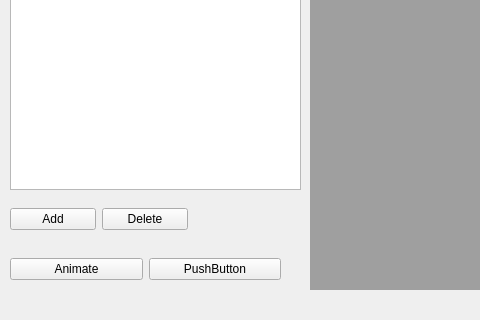
The window that src/QT/cmaingui.ui (bkloppenborg/simtoi) describes before a commit, drawn with Qt 5; both pictures show x 0 to 480 and y 280 to 600 of the 800 by 600 pixel window.
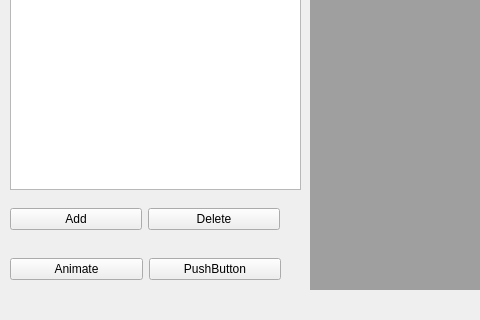
The same window after the commit.

The edit to the form file:
```diff
--- a/src/QT/cmaingui.ui
+++ b/src/QT/cmaingui.ui
@@ -78,7 +78,7 @@
      <rect>
       <x>10</x>
       <y>460</y>
-      <width>178</width>
+      <width>270</width>
       <height>41</height>
      </rect>
     </property>
```
